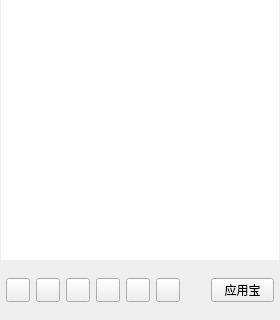
Qt form CrikerClient/ui/CCMainWindow.ui (jmh000527/criker-client) before a commit; both pictures show x 0 to 280 and y 360 to 680 of the 280 by 680 pixel window.
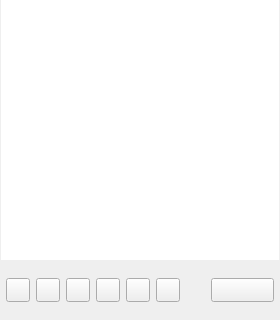
The same form after that commit. Icons and pictures are not drawn.

What changed in the file:
```diff
--- a/CrikerClient/ui/CCMainWindow.ui
+++ b/CrikerClient/ui/CCMainWindow.ui
@@ -827,7 +827,7 @@
            </size>
           </property>
           <property name="text">
-           <string>应用宝</string>
+           <string/>
           </property>
          </widget>
         </item>
```
Left out of the diff: 4 changed lines with no effect on the pictures.
